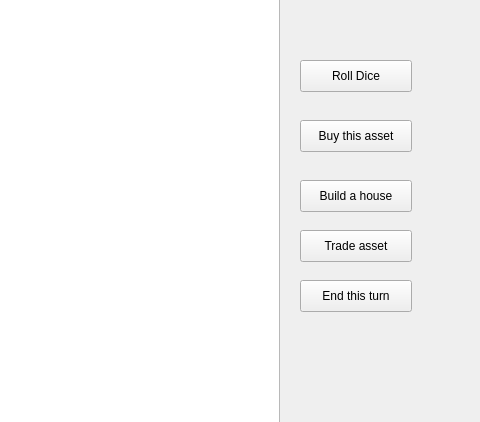
First picture: the form in mainwindow.ui, repository WisdomStoneWorshiper/comp2012h_project, before the edit; both pictures show x 520 to 1000 and y 250 to 672 of the 1000 by 850 pixel window.
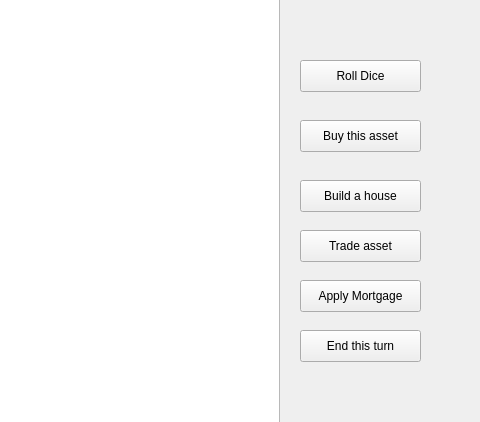
Second picture: the form after the edit.

Commit message: mortgage done plz help debug me no time

Patch:
```diff
--- a/mainwindow.ui
+++ b/mainwindow.ui
@@ -68,7 +68,7 @@
      <rect>
       <x>820</x>
       <y>310</y>
-      <width>112</width>
+      <width>121</width>
       <height>32</height>
      </rect>
     </property>
@@ -97,7 +97,7 @@
      <rect>
       <x>820</x>
       <y>370</y>
-      <width>112</width>
+      <width>121</width>
       <height>32</height>
      </rect>
     </property>
@@ -110,7 +110,7 @@
      <rect>
       <x>820</x>
       <y>430</y>
-      <width>112</width>
+      <width>121</width>
       <height>32</height>
      </rect>
     </property>
@@ -122,8 +122,8 @@
     <property name="geometry">
      <rect>
       <x>820</x>
-      <y>530</y>
-      <width>112</width>
+      <y>580</y>
+      <width>121</width>
       <height>32</height>
      </rect>
     </property>
@@ -136,7 +136,7 @@
      <rect>
       <x>820</x>
       <y>480</y>
-      <width>112</width>
+      <width>121</width>
       <height>32</height>
      </rect>
     </property>
@@ -144,6 +144,19 @@
      <string>Trade asset</string>
     </property>
    </widget>
+   <widget class="QPushButton" name="mortgageBtn">
+    <property name="geometry">
+     <rect>
+      <x>820</x>
+      <y>530</y>
+      <width>121</width>
+      <height>32</height>
+     </rect>
+    </property>
+    <property name="text">
+     <string>Apply Mortgage</string>
+    </property>
+   </widget>
   </widget>
   <widget class="QStatusBar" name="statusbar"/>
   <widget class="QMenuBar" name="menubar">
```
The commit also changes 11 other files.
